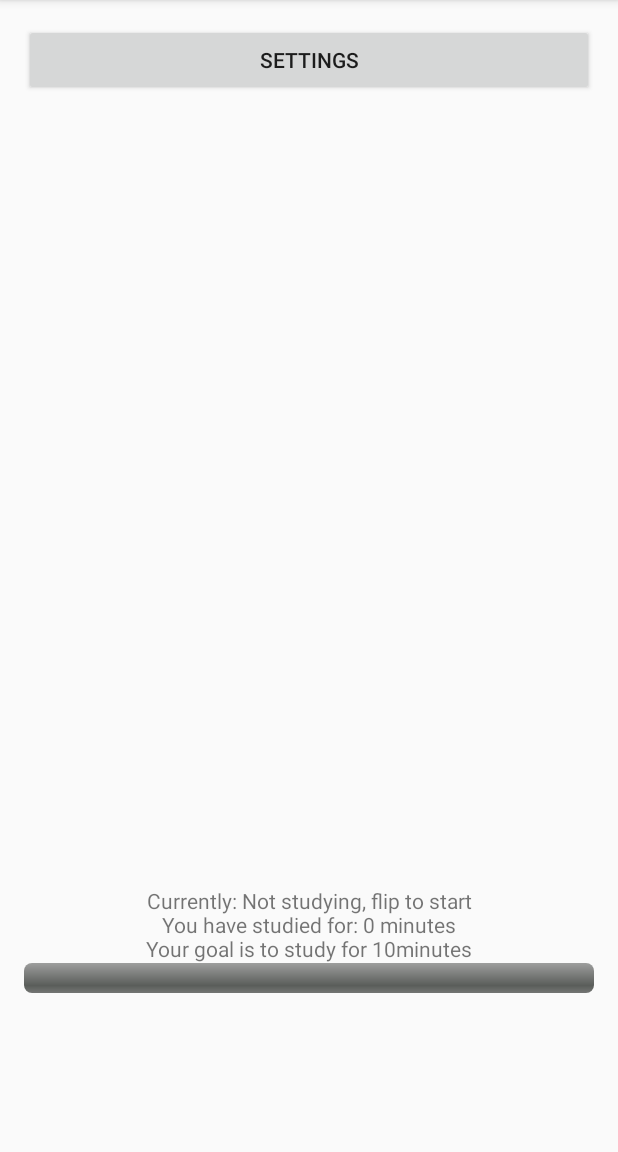
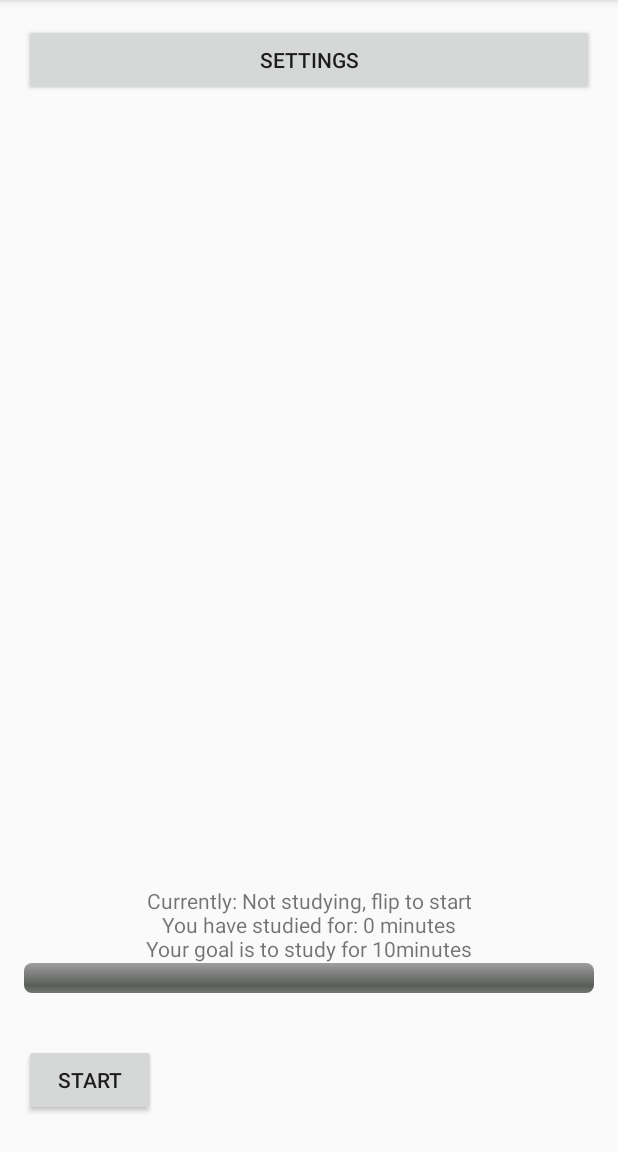
Before and after one commit to NBerlin/MAMN01Projekt, an Android app: the screen it shows after launch (MainActivity), on a phone screen of 412 x 824 dp, the part 84-1236 px from its top. Run offline under Robolectric (Android 15) with nearby library versions, the light colour scheme and no system bars.

Commit message:
startbutton

```diff
--- a/app/src/main/java/grupp1/projekt/MainActivity.java
+++ b/app/src/main/java/grupp1/projekt/MainActivity.java
@@ -6,22 +6,21 @@ import android.content.res.ColorStateList;
 import android.graphics.Color;
 import android.media.MediaPlayer;
 import android.os.Build;
+import android.os.Bundle;
 import android.os.VibrationEffect;
+import android.os.Vibrator;
 import android.support.v7.app.AppCompatActivity;
-import android.os.Bundle;
 import android.view.View;
 import android.widget.Button;
 import android.widget.ProgressBar;
 import android.widget.TextView;
-import android.os.Vibrator;
-
 
 import grupp1.projekt.detector.Detector;
 import grupp1.projekt.detector.DetectorListener;
 import grupp1.projekt.detector.SensorEnums;
+import grupp1.projekt.detector.StudyTimer;
+import grupp1.projekt.settings.SettingActivity;
 import grupp1.projekt.settings.SettingsValues;
-import grupp1.projekt.settings.SettingActivity;
-import grupp1.projekt.detector.StudyTimer;
 
 public class MainActivity extends AppCompatActivity implements DetectorListener, View.OnClickListener {
 
@@ -30,6 +29,7 @@ public class MainActivity extends AppCompatActivity implements DetectorListener,
     private TextView mTextView;
     private ProgressBar mProgressView;
     private Button mSettingsButton;
+    private Button mStartButton;
     private MediaPlayer mediaPlayer;
 
     private SettingsValues mSettingsValues;
@@ -37,12 +37,15 @@ public class MainActivity extends AppCompatActivity implements DetectorListener,
     private SensorEnums lastState;
     private StudyTimer timer;
     private boolean hasRung;
+    private boolean hasStarted;
 
     @Override
     protected void onCreate(Bundle savedInstanceState) {
         super.onCreate(savedInstanceState);
         setContentView(R.layout.activity_main);
         hasRung = false;
+        hasStarted = false;
+        mStartButton = findViewById(R.id.button_start);
         timer = new StudyTimer(this.getApplicationContext());
         mTextView = findViewById(R.id.main_text);
         mProgressView = findViewById(R.id.progress_text);
@@ -60,17 +63,13 @@ public class MainActivity extends AppCompatActivity implements DetectorListener,
         super.onStart();
         onStateChange(lastState);
 
-        mDetector.registerListener(this);
-        mDetector.start();
-
         mSettingsButton.setOnClickListener(this);
+        mStartButton.setOnClickListener(this);
     }
 
     @Override
     protected void onStop() {
         super.onStop();
-        mDetector.unregisterListener(this);
-        mDetector.stop();
     }
 
     @Override
@@ -106,7 +105,24 @@ public class MainActivity extends AppCompatActivity implements DetectorListener,
 
     @Override
     public void onClick(View v) {
-        Intent intent = new Intent(this, SettingActivity.class);
-        startActivity(intent);
+        switch (v.getId()) {
+            case R.id.button_settings: {
+
+                Intent intent = new Intent(this, SettingActivity.class);
+                startActivity(intent);
+            }
+            case R.id.button_start: {
+                if(!hasStarted) {
+                    mDetector.registerListener(this);
+                    mDetector.start();
+                    hasStarted=true;
+                }
+                else{
+                    mDetector.unregisterListener(this);
+                    mDetector.stop();
+                    hasStarted=false;
+                }
+            }
+        }
     }
 }
--- a/app/src/main/res/layout/activity_main.xml
+++ b/app/src/main/res/layout/activity_main.xml
@@ -14,6 +14,7 @@
 
 
     <LinearLayout
+        android:id="@+id/linearLayout"
         android:layout_width="match_parent"
         android:layout_height="wrap_content"
         android:layout_marginBottom="8dp"
@@ -41,5 +42,17 @@
 
     </LinearLayout>
 
+    <Button
+        android:id="@+id/button_start"
+        android:layout_width="wrap_content"
+        android:layout_height="wrap_content"
+        android:layout_marginBottom="8dp"
+        android:layout_marginTop="8dp"
+        android:text="Start"
+        app:layout_constraintBottom_toBottomOf="parent"
+        app:layout_constraintTop_toBottomOf="@+id/linearLayout"
+        app:layout_constraintVertical_bias="1.0"
+        tools:layout_editor_absoluteX="136dp" />
+
 
 </android.support.constraint.ConstraintLayout>
```
